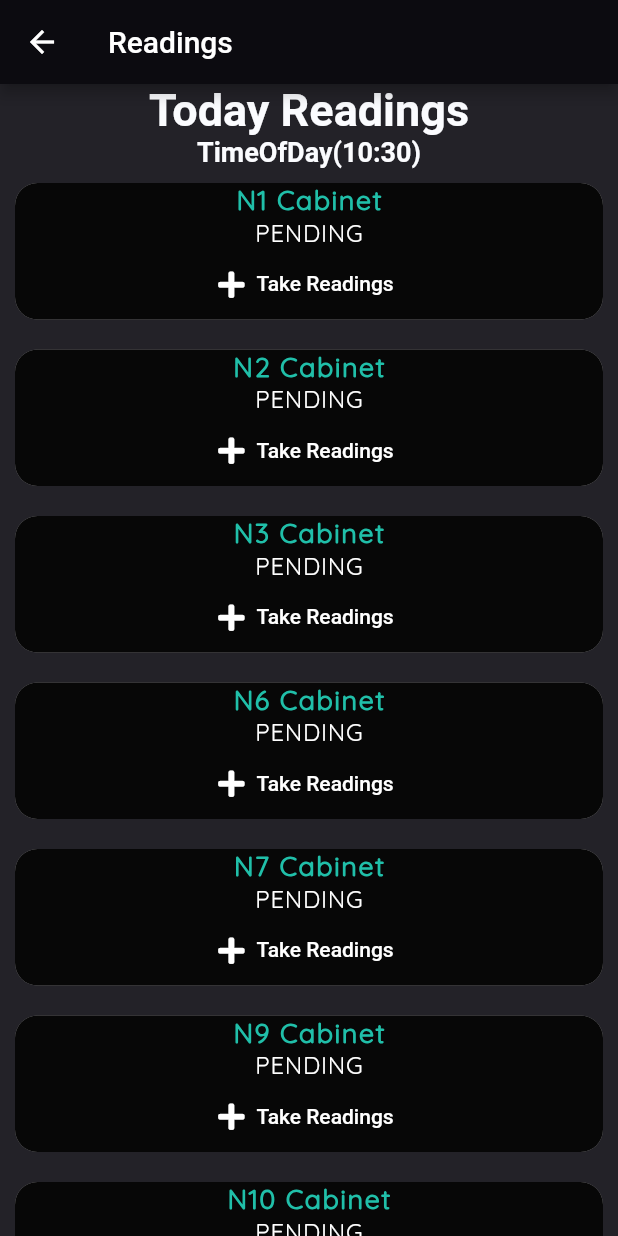
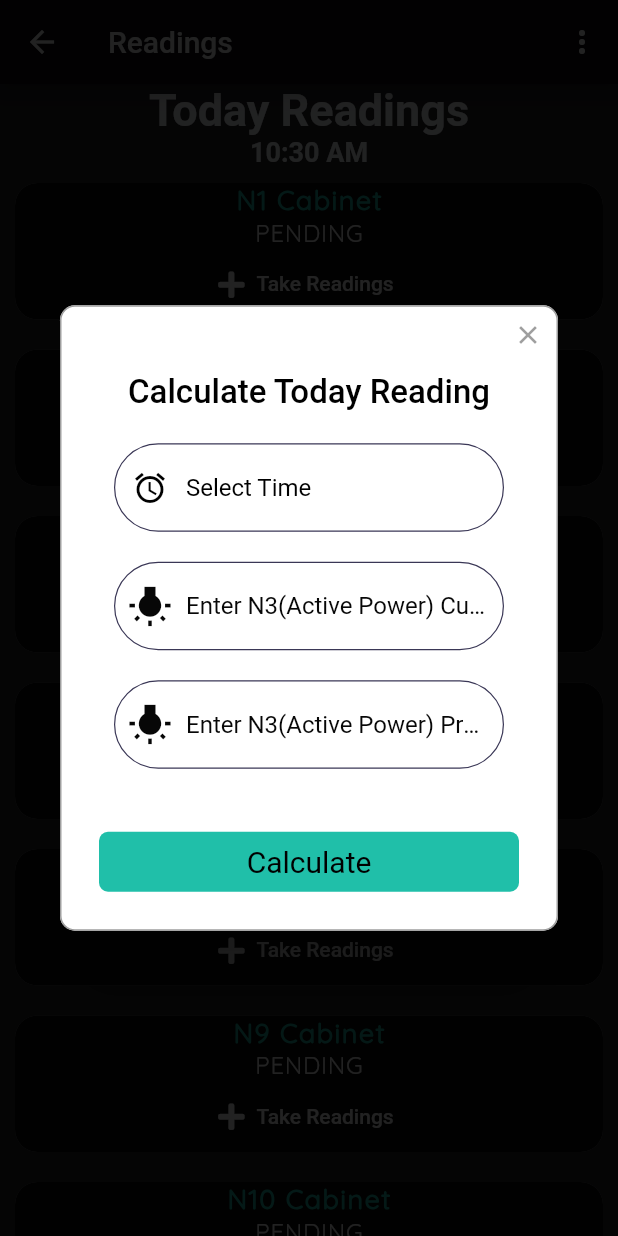
Before and after one commit to felexkuria/substation, a Flutter app: the ReadingScreen screen opened by its route, after a tap on "N1 Cabinet", on a phone screen of 412 x 824 dp. Run offline on Flutter 3.47's test engine with Material 2 defaults, Android fonts, the phone set to English and light mode, and no system bars; drawn by our look-alikes of rflutter_alert; our stand-ins replace firebase_auth, firebase_core, fluttertoast, font_awesome_flutter, google_sign_in; accounts and stored records are empty.

Commit message:
added 1980  Claclultions

```diff
--- a/lib/main.dart
+++ b/lib/main.dart
@@ -13,7 +13,7 @@ void main() {
     debugShowCheckedModeBanner: false,
     theme: ThemeData(
       //primaryColor: activeCardColor,
-      primarySwatch: Colors.red,
+      primarySwatch: Colors.green,
       // timePickerTheme: TimePickerThemeData(
       //     backgroundColor: Color(0xFF343150),
       //     dialHandColor: activeCardColor,
--- /dev/null
+++ b/lib/models/panels.dart
@@ -0,0 +1,4 @@
+class Panels {
+  String names = '';
+  Panels({this.names});
+}
--- a/lib/models/readings.dart
+++ b/lib/models/readings.dart
@@ -16,17 +16,17 @@ class Readings {
     //print(result);
     result.toStringAsFixed(2);
 
-    return result.toString();
+    return result.toString().substring(0, 6);
 
     //print(result);
   }
 
-  String getReactivePower({double activePower, double activePower1}) {
+  String getReactivePower({double reactivePower, double reactivePower1}) {
     result2 = ((reactivePower - reactivePower1) * activePowerCode2);
     //print(result);
     result2.toStringAsFixed(2);
 
-    return result2.toString();
+    return result2.toString().substring(0, 6);
   }
 
   void getactivePower() {
--- a/lib/screens/dashboard.dart
+++ b/lib/screens/dashboard.dart
@@ -82,7 +82,7 @@ class _DashBoardState extends State<DashBoard> {
             //style,R
             style: TextStyle(
               color: Color(0xFFFBFCFF),
-              //fontFamily: 'Pacifico',
+              fontFamily: 'Quicksand',
               fontSize: 20.0,
               letterSpacing: 1.2,
               fontWeight: FontWeight.bold,
--- a/lib/screens/reading_screen.dart
+++ b/lib/screens/reading_screen.dart
@@ -3,7 +3,6 @@ import 'package:rflutter_alert/rflutter_alert.dart';
 import 'package:substation/constants/constant.dart';
 import 'package:substation/models/readings.dart';
 import 'package:substation/screens/worker.dart';
-import 'package:substation/widgets/custom_text_field.dart';
 import 'package:substation/widgets/reading_card.dart';
 
 final GlobalKey<FormState> _formKey = GlobalKey<FormState>();
@@ -39,14 +38,18 @@ class _ReadingScreenState extends State<ReadingScreen> {
   TextEditingController _reactivepowerController1 = TextEditingController();
   TextEditingController _activepowerController2 = TextEditingController();
   TextEditingController _reactivepowerController2 = TextEditingController();
+
+  TimeOfDayFormat timeOfDayFormat = TimeOfDayFormat.HH_colon_mm;
   void _handleTime() async {
-    final TimeOfDay timeOfDay =
-        await showTimePicker(context: context, initialTime: TimeOfDay.now());
+    final TimeOfDay timeOfDay = await showTimePicker(
+      context: context,
+      initialTime: TimeOfDay.now(),
+    );
     if (timeOfDay != null && timeOfDay != _timeOfDay) {
       setState(() {
         _timeOfDay = timeOfDay;
       });
-      _timeController.text = _timeOfDay.toString();
+      _timeController.text = _timeOfDay.format(context);
     }
   }
 
@@ -59,6 +62,13 @@ class _ReadingScreenState extends State<ReadingScreen> {
           title: Text('Readings'),
           actions: [
             // FaIcon(FontAwesomeIcons.bars,),
+
+            IconButton(
+                icon: Icon(
+                  Icons.more_vert,
+                  color: Colors.white,
+                ),
+                onPressed: null)
           ],
         ),
         body: ListView.builder(
@@ -76,7 +86,7 @@ class _ReadingScreenState extends State<ReadingScreen> {
                         fontWeight: FontWeight.bold),
                   ),
                   Text(
-                    _timeOfDay.toString(),
+                    _timeOfDay.format(context),
                     style: kLabelTextStyle,
                   )
                 ],
@@ -89,7 +99,7 @@ class _ReadingScreenState extends State<ReadingScreen> {
                   status: 'PENDING',
                   fontW: FontWeight.w300,
                   onPressed: () {
-                    //
+                    buildAlert2(context).show();
                   },
                 ),
                 ReadingCard(
@@ -134,6 +144,88 @@ class _ReadingScreenState extends State<ReadingScreen> {
             );
           },
         ));
+  }
+
+  Alert buildAlert2(BuildContext context) {
+    return Alert(
+        context: context,
+        title: "Calculate Today Reading",
+        content: Padding(
+          padding: EdgeInsets.all(16.0),
+          child: Column(
+            children: <Widget>[
+              TextField(
+                readOnly: true,
+                controller: _timeController,
+                onTap: _handleTime,
+                decoration: kTimedecoration,
+              ),
+              SizedBox(
+                height: 20.0,
+              ),
+              TextField(
+                controller: _activepowerController1,
+                decoration: kInputdecoration1,
+                keyboardType: TextInputType.number,
+                onChanged: (validator) {
+                  setState(() {
+                    _activepower1980 = validator;
+
+                    print(_activepower1980);
+                  });
+                },
+              ),
+              SizedBox(
+                height: 20.0,
+              ),
+              TextField(
+                controller: _reactivepowerController2,
+                decoration: kInputdecoration,
+                keyboardType: TextInputType.number,
+                onChanged: (validator) {
+                  setState(() {
+                    _reactivepower1980 = validator;
+
+                    print(_reactivepower1980);
+                  });
+                },
+              ),
+            ],
+          ),
+        ),
+        buttons: [
+          DialogButton(
+            color: Color(0xFF20BFA9),
+            onPressed: () {
+              //Navigator.popAndPushNamed(context, '/reading');`
+              //print(_activepower
+              //print(_reactivepower);
+              Navigator.push(
+                context,
+                MaterialPageRoute(
+                  builder: (BuildContext context) => Worker(
+                    result660: readings.result2.toString(),
+                    result1980: readings.result3.toString(),
+                    result: readings.result.toString(),
+                    date: _timeController.text,
+                  ),
+                ),
+              );
+              readings.getReactivePower(
+                reactivePower1: double.parse(_activepower1980),
+                reactivePower: double.parse(_reactivepower1980),
+              );
+            },
+            child: _loading == false
+                ? Text(
+                    "Calculate",
+                    style: TextStyle(color: Colors.black, fontSize: 20),
+                  )
+                : CircularProgressIndicator(
+                    backgroundColor: Colors.red,
+                  ),
+          ),
+        ]);
   }
 
   Alert buildAlert(
@@ -187,7 +279,7 @@ class _ReadingScreenState extends State<ReadingScreen> {
         ),
         buttons: [
           DialogButton(
-            color: Color(0xFF070707),
+            color: Color(0xFF20BFA9),
             onPressed: () {
               //Navigator.popAndPushNamed(context, '/reading');`
               //print(_activepower
@@ -199,6 +291,7 @@ class _ReadingScreenState extends State<ReadingScreen> {
                     result660: readings.result2.toString(),
                     result1980: readings.result3.toString(),
                     result: readings.result.toString(),
+                    date: _timeController.text,
                   ),
                 ),
               );
@@ -210,7 +303,7 @@ class _ReadingScreenState extends State<ReadingScreen> {
             child: _loading == false
                 ? Text(
                     "Calculate",
-                    style: TextStyle(color: Colors.white, fontSize: 20),
+                    style: TextStyle(color: Colors.black, fontSize: 20),
                   )
                 : CircularProgressIndicator(
                     backgroundColor: Colors.red,
```
Also changed, not shown: lib/screens/worker.dart (+16 -39 lines), lib/widgets/result_card.dart (added, +77 -0 lines), 6 other files.
